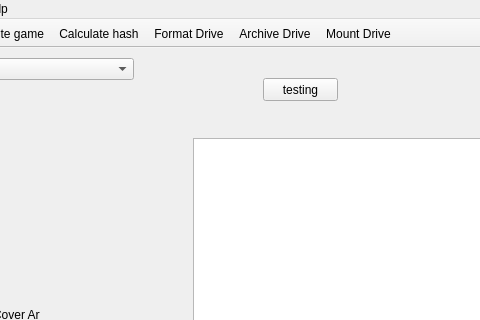
Old version of the form ui/mainwindow.ui in the repository DarkDragon46/roms-manager; both pictures show x 117 to 597 and y 0 to 320 of the 1218 by 744 pixel window.
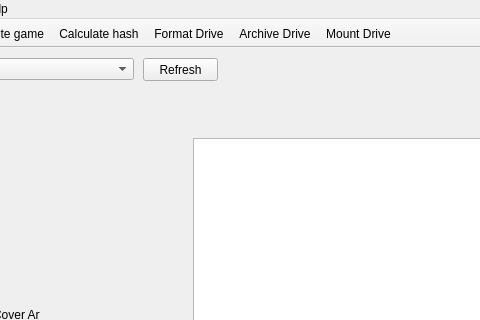
New version of the form. Icons and pictures are not drawn.

Commit message: filed combobox with drive letters

Diff of the .ui file:
```diff
--- a/ui/mainwindow.ui
+++ b/ui/mainwindow.ui
@@ -180,14 +180,14 @@
    <widget class="QPushButton" name="testButton">
     <property name="geometry">
      <rect>
-      <x>380</x>
-      <y>30</y>
+      <x>260</x>
+      <y>10</y>
       <width>75</width>
       <height>23</height>
      </rect>
     </property>
     <property name="text">
-     <string>testing</string>
+     <string>Refresh</string>
     </property>
    </widget>
   </widget>
```
Left out of the diff: 4 changed lines with no effect on the pictures. The commit also changes 4 other files.
